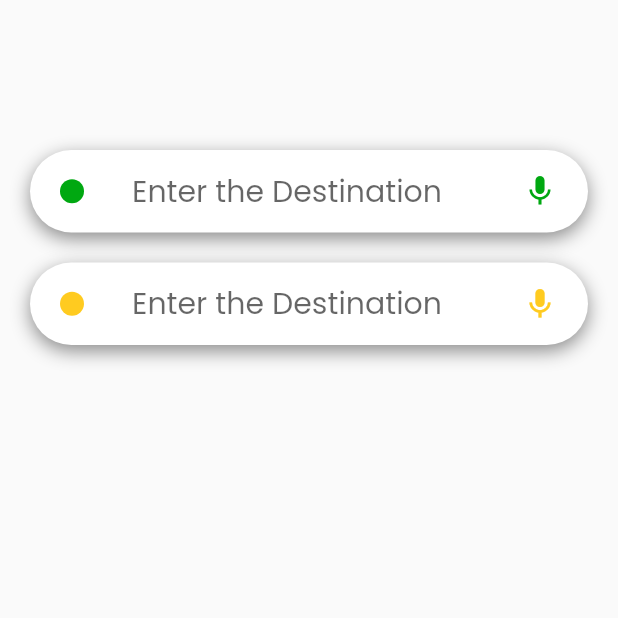
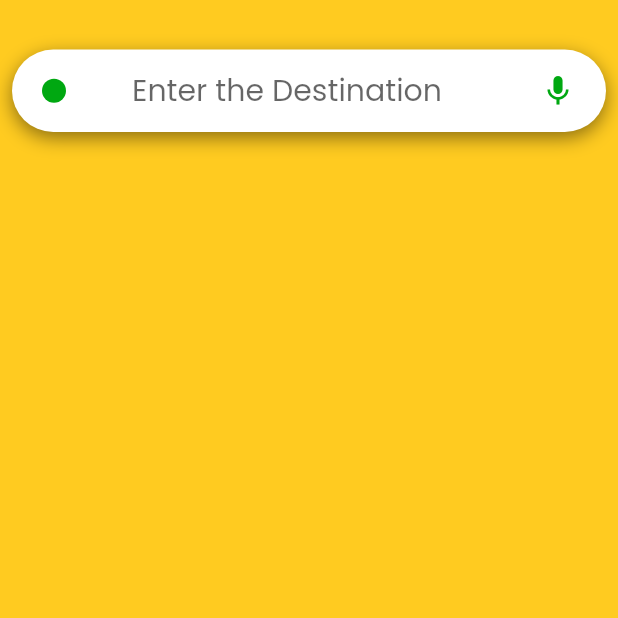
Before and after one commit to yash3497/YoAuto, a Flutter app: the screen it shows after launch, on a phone screen of 412 x 824 dp, the top half of it. Run offline on Flutter 3.47's test engine with Material 2 defaults, Android fonts, the phone set to English and light mode, and no system bars; our stand-ins replace bloc, equatable, flutter_bloc, fluttertoast, google_fonts, pin_code_fields and 1 more.

```diff
--- a/lib/main.dart
+++ b/lib/main.dart
@@ -1,9 +1,9 @@
-import 'package:auto/screens/splash/splash.dart';
+// import 'package:auto/screens/splash/splash.dart';
 import 'package:auto/screens/testScreen.dart';
 import 'package:flutter/material.dart';
 import 'package:flutter/services.dart';
 import 'package:flutter_bloc/flutter_bloc.dart';
-
+import './screens/Location/Yoautolocator.dart';
 import 'blocs/bloc.dart';
 
 void main() {
@@ -26,6 +26,7 @@ class MyApp extends StatelessWidget {
         BlocProvider(create: (context) => NavigationCubit()),
       ],
       child: MaterialApp(
+        debugShowCheckedModeBanner: false,
         title: 'Yo Auto',
         theme: ThemeData(
           // This is the theme of your application.
@@ -40,7 +41,7 @@ class MyApp extends StatelessWidget {
           primarySwatch: Colors.blue,
         ),
         // home: const SplashScreen(),
-        home: const TestScreen(),
+        home: const Locator(),
       ),
     );
   }
--- /dev/null
+++ b/lib/screens/Location/Yoautolocator.dart
@@ -0,0 +1,30 @@
+import 'package:flutter/material.dart';
+import 'package:auto/constants/colors.dart';
+import 'package:auto/widget/custom_search_bar.dart';
+
+class Locator extends StatelessWidget {
+  const Locator({super.key});
+
+  @override
+  Widget build(BuildContext context) {
+    return Scaffold(
+      body: Container(
+        decoration: new BoxDecoration(color: yellow),
+        child: Column(
+          children: [
+            SizedBox(
+              height: 25,
+            ),
+            Padding(
+              padding: const EdgeInsets.all(8.0),
+              child: CustomSearchBar(
+                color: custGreen,
+              ),
+            ),
+          ],
+        ),
+      ),
+    );
+    ;
+  }
+}
```
Also changed, not shown: pubspec.yaml (+2 -5 lines).
